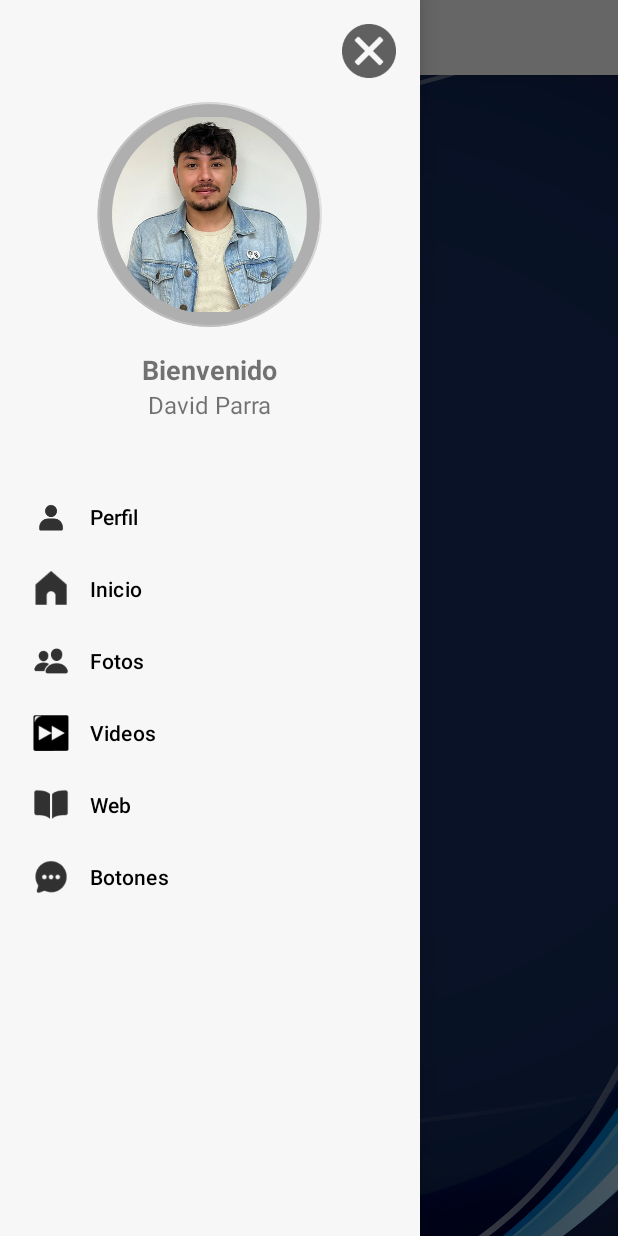
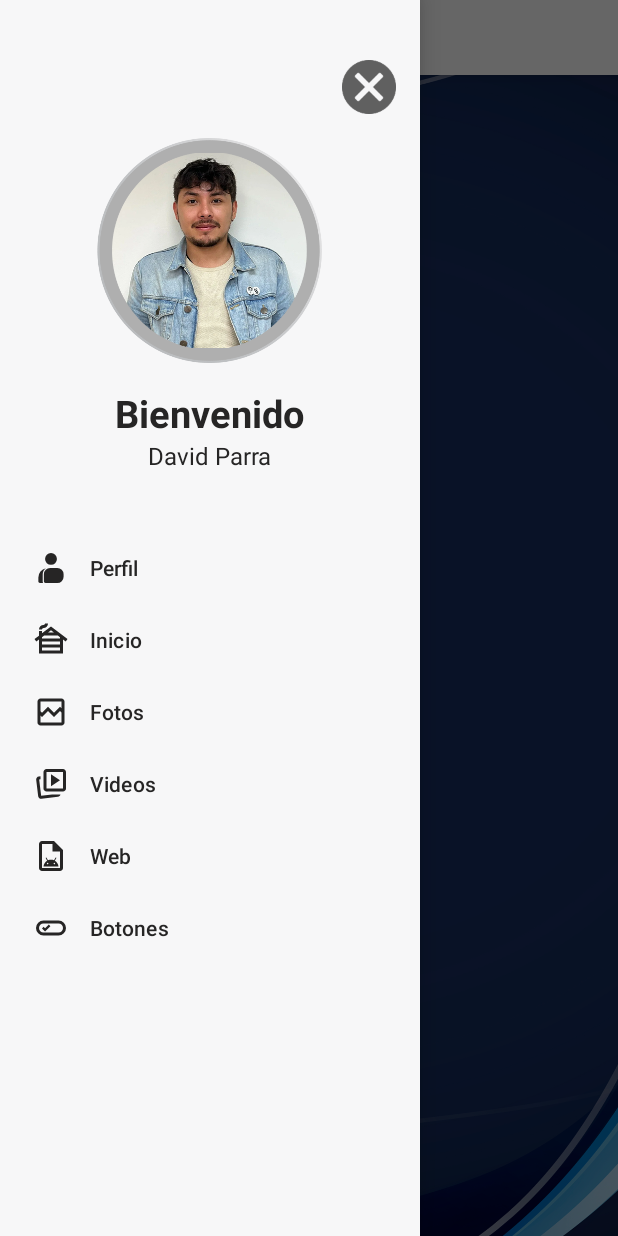
Before and after one commit to Davidhunter13/mi_app, an Android app: the InicioActivity screen opened directly, with no data from a screen before it, with the side drawer open, on a phone screen of 412 x 824 dp. Run offline under Robolectric (Android 15) with nearby library versions, the phone set to English and light mode, and no system bars.

Commit message:
ajustes en estilos del la navegación

```diff
--- a/app/build.gradle.kts
+++ b/app/build.gradle.kts
@@ -26,17 +26,18 @@ android {
             )
         }
     }
+
     compileOptions {
         sourceCompatibility = JavaVersion.VERSION_11
         targetCompatibility = JavaVersion.VERSION_11
     }
+
     kotlinOptions {
         jvmTarget = "11"
     }
 }
 
 dependencies {
-
     implementation(libs.androidx.core.ktx)
     implementation(libs.androidx.appcompat)
     implementation(libs.material)
--- /dev/null
+++ b/app/src/main/res/drawable/ic_botones.xml
@@ -0,0 +1,5 @@
+<vector xmlns:android="http://schemas.android.com/apk/res/android" android:height="24dp" android:tint="#000000" android:viewportHeight="960" android:viewportWidth="960" android:width="24dp">
+
+    <path android:fillColor="@android:color/white" android:pathData="M280,680Q197,680 138.5,621.5Q80,563 80,480Q80,397 138.5,338.5Q197,280 280,280L680,280Q763,280 821.5,338.5Q880,397 880,480Q880,563 821.5,621.5Q763,680 680,680L280,680ZM280,600L680,600Q730,600 765,565Q800,530 800,480Q800,430 765,395Q730,360 680,360L280,360Q230,360 195,395Q160,430 160,480Q160,530 195,565Q230,600 280,600ZM322,572L464,430L422,388L322,488L282,448L240,490L322,572ZM480,480L480,480Q480,480 480,480Q480,480 480,480Q480,480 480,480Q480,480 480,480L480,480Q480,480 480,480Q480,480 480,480Q480,480 480,480Q480,480 480,480Z"/>
+
+</vector>
--- /dev/null
+++ b/app/src/main/res/drawable/ic_fotos.xml
@@ -0,0 +1,5 @@
+<vector xmlns:android="http://schemas.android.com/apk/res/android" android:height="24dp" android:tint="#000000" android:viewportHeight="960" android:viewportWidth="960" android:width="24dp">
+
+    <path android:fillColor="@android:color/white" android:pathData="M200,840Q167,840 143.5,816.5Q120,793 120,760L120,200Q120,167 143.5,143.5Q167,120 200,120L760,120Q793,120 816.5,143.5Q840,167 840,200L840,760Q840,793 816.5,816.5Q793,840 760,840L200,840ZM240,503L400,343L560,503L720,343L760,383L760,200Q760,200 760,200Q760,200 760,200L200,200Q200,200 200,200Q200,200 200,200L200,463L240,503ZM200,760L760,760Q760,760 760,760Q760,760 760,760L760,496L720,456L560,616L400,456L240,616L200,576L200,760Q200,760 200,760Q200,760 200,760ZM200,760L200,760Q200,760 200,760Q200,760 200,760L200,496L200,576L200,463L200,383L200,200Q200,200 200,200Q200,200 200,200L200,200Q200,200 200,200Q200,200 200,200L200,463L200,463L200,576L200,576L200,760Q200,760 200,760Q200,760 200,760Z"/>
+
+</vector>
--- /dev/null
+++ b/app/src/main/res/drawable/ic_inicio.xml
@@ -0,0 +1,5 @@
+<vector xmlns:android="http://schemas.android.com/apk/res/android" android:height="24dp" android:tint="#000000" android:viewportHeight="960" android:viewportWidth="960" android:width="24dp">
+
+    <path android:fillColor="@android:color/white" android:pathData="M240,760L720,760L720,680L240,680L240,760ZM240,600L720,600L720,520L240,520L240,600ZM240,440L720,440L720,404L662,360L298,360L240,404L240,440ZM402,280L558,280L480,221L402,280ZM160,840L160,465L88,520L40,456L160,364L160,240L240,240L240,303L480,120L920,456L872,519L800,465L800,840L160,840ZM160,200Q160,150 195,115Q230,80 280,80Q297,80 308.5,68.5Q320,57 320,40L400,40Q400,90 365,125Q330,160 280,160Q263,160 251.5,171.5Q240,183 240,200L160,200Z"/>
+
+</vector>
--- /dev/null
+++ b/app/src/main/res/drawable/ic_perfil.xml
@@ -0,0 +1,5 @@
+<vector xmlns:android="http://schemas.android.com/apk/res/android" android:height="24dp" android:tint="#000000" android:viewportHeight="960" android:viewportWidth="960" android:width="24dp">
+
+    <path android:fillColor="@android:color/white" android:pathData="M185,880Q168,880 155.5,867.5Q143,855 143,838L143,733Q143,643 199,574Q255,505 343,486Q303,514 281,556.5Q259,599 259,648L259,838Q259,849 262,860Q265,871 272,880L185,880ZM332,880Q315,880 302.5,867.5Q290,855 290,838L290,648Q290,578 339.5,529Q389,480 459,480L648,480Q718,480 767,529Q816,578 816,648L816,712Q816,782 767,831Q718,880 648,880L332,880ZM480,396Q414,396 368,350Q322,304 322,238Q322,172 368,126Q414,80 480,80Q546,80 592,126Q638,172 638,238Q638,304 592,350Q546,396 480,396Z"/>
+
+</vector>
--- /dev/null
+++ b/app/src/main/res/drawable/ic_videos.xml
@@ -0,0 +1,5 @@
+<vector xmlns:android="http://schemas.android.com/apk/res/android" android:height="24dp" android:tint="#000000" android:viewportHeight="960" android:viewportWidth="960" android:width="24dp">
+
+    <path android:fillColor="@android:color/white" android:pathData="M480,540L720,380L480,220L480,540ZM508,760L732,760Q725,786 708,802Q691,818 664,822L228,875Q195,880 168.5,859.5Q142,839 138,806L85,369Q81,336 101,310Q121,284 154,280L200,274L200,354L164,359Q164,359 164,359Q164,359 164,359L218,796Q218,796 218,796Q218,796 218,796L508,760ZM360,680Q327,680 303.5,656.5Q280,633 280,600L280,160Q280,127 303.5,103.5Q327,80 360,80L800,80Q833,80 856.5,103.5Q880,127 880,160L880,600Q880,633 856.5,656.5Q833,680 800,680L360,680ZM360,600L800,600Q800,600 800,600Q800,600 800,600L800,160Q800,160 800,160Q800,160 800,160L360,160Q360,160 360,160Q360,160 360,160L360,600Q360,600 360,600Q360,600 360,600ZM580,380Q580,380 580,380Q580,380 580,380L580,380Q580,380 580,380Q580,380 580,380L580,380Q580,380 580,380Q580,380 580,380L580,380Q580,380 580,380Q580,380 580,380ZM218,796L218,796L218,796L218,796L218,796Q218,796 218,796Q218,796 218,796Z"/>
+
+</vector>
--- /dev/null
+++ b/app/src/main/res/drawable/ic_web.xml
@@ -0,0 +1,5 @@
+<vector xmlns:android="http://schemas.android.com/apk/res/android" android:height="24dp" android:tint="#000000" android:viewportHeight="960" android:viewportWidth="960" android:width="24dp">
+
+    <path android:fillColor="@android:color/white" android:pathData="M280,760L680,760Q676,711 650,670Q624,629 582,605L620,537Q622,533 621,528Q620,523 615,521Q611,519 606.5,520Q602,521 600,525L561,595Q541,587 521,582.5Q501,578 480,578Q459,578 439,582.5Q419,587 399,595L360,525Q358,520 353.5,520Q349,520 344,522Q344,522 340,537L378,605Q336,629 310,670Q284,711 280,760ZM390,700Q382,700 376,694Q370,688 370,680Q370,672 376,666Q382,660 390,660Q398,660 404,666Q410,672 410,680Q410,688 404,694Q398,700 390,700ZM570,700Q562,700 556,694Q550,688 550,680Q550,672 556,666Q562,660 570,660Q578,660 584,666Q590,672 590,680Q590,688 584,694Q578,700 570,700ZM240,880Q207,880 183.5,856.5Q160,833 160,800L160,160Q160,127 183.5,103.5Q207,80 240,80L560,80L800,320L800,800Q800,833 776.5,856.5Q753,880 720,880L240,880ZM520,360L520,160L240,160Q240,160 240,160Q240,160 240,160L240,800Q240,800 240,800Q240,800 240,800L720,800Q720,800 720,800Q720,800 720,800L720,360L520,360ZM240,160L240,160L240,360L240,360L240,160L240,360L240,360L240,800Q240,800 240,800Q240,800 240,800L240,800Q240,800 240,800Q240,800 240,800L240,160Q240,160 240,160Q240,160 240,160Z"/>
+
+</vector>
--- a/app/src/main/res/layout/activity_home.xml
+++ b/app/src/main/res/layout/activity_home.xml
@@ -6,7 +6,8 @@
     android:layout_width="match_parent"
     android:layout_height="match_parent"
     android:background="@drawable/fondo"
-    tools:context=".Home">
+    tools:context=".Home"
+    android:fitsSystemWindows="true">
 
     <!-- Contenedor LinearLayout -->
     <LinearLayout
@@ -40,7 +41,7 @@
             android:layout_marginBottom="16dp"
             android:text="@string/inicio_sesion"
             android:textAllCaps="true"
-            android:textColor="@android:color/white"
+            android:textColor="@color/white"
             android:textSize="25sp"
             android:textStyle="bold" />
 
@@ -59,7 +60,8 @@
                 android:layout_height="wrap_content"
                 android:hint="@string/correo"
                 android:inputType="textEmailAddress"
-                android:padding="12dp" />
+                android:padding="12dp"
+                android:textColor="@color/gris_letra" />
         </com.google.android.material.textfield.TextInputLayout>
 
         <!-- Campo de contraseña -->
@@ -76,7 +78,8 @@
                 android:layout_height="wrap_content"
                 android:hint="@string/contrasena"
                 android:inputType="textPassword"
-                android:padding="12dp" />
+                android:padding="12dp"
+                android:textColor="@color/gris_letra" />
         </com.google.android.material.textfield.TextInputLayout>
 
 
--- a/app/src/main/res/layout/inicio.xml
+++ b/app/src/main/res/layout/inicio.xml
@@ -3,7 +3,8 @@
     android:id="@+id/drawerLayout"
     android:layout_width="match_parent"
     android:layout_height="match_parent"
-    android:background="@drawable/fondo">
+    android:background="@drawable/fondo"
+    android:fitsSystemWindows="true">
 
     <!-- Contenido principal -->
     <LinearLayout
@@ -44,6 +45,7 @@
 
     <!-- Menú lateral (Drawer) -->
     <com.google.android.material.navigation.NavigationView
+        android:paddingTop="24dp"
         android:id="@+id/navView"
         android:layout_width="280dp"
         android:layout_height="match_parent"
@@ -51,6 +53,8 @@
         android:background="@color/gris_blanco"
         app:headerLayout="@layout/nav_header"
         app:menu="@menu/nav_menu"
+        app:itemTextColor="@color/gris_letra"
+        app:itemIconTint="@color/gris_letra"
         />
 
 </androidx.drawerlayout.widget.DrawerLayout>
--- a/app/src/main/res/layout/nav_header.xml
+++ b/app/src/main/res/layout/nav_header.xml
@@ -48,8 +48,9 @@
             android:layout_width="wrap_content"
             android:layout_height="wrap_content"
             android:layout_gravity="center"
+            android:textColor="@color/gris_letra"
             android:text="Bienvenido"
-            android:textSize="18sp"
+            android:textSize="25sp"
             android:textStyle="bold" />
 
         <TextView
@@ -57,6 +58,7 @@
             android:layout_width="wrap_content"
             android:layout_height="wrap_content"
             android:layout_gravity="center"
+            android:textColor="@color/gris_letra"
             android:layout_marginBottom="16dp"
             android:text="David Parra"
             android:textSize="16sp" />
--- a/app/src/main/res/values-night/themes.xml
+++ b/app/src/main/res/values-night/themes.xml
@@ -1,6 +1,6 @@
 <resources xmlns:tools="http://schemas.android.com/tools">
     <!-- Base application theme. -->
-    <style name="Theme.Mi_app" parent="Theme.MaterialComponents.DayNight.DarkActionBar">
+    <style name="Theme.Mi_app" parent="Theme.MaterialComponents.DayNight.NoActionBar">
         <!-- Primary brand color. -->
         <item name="colorPrimary">@color/purple_200</item>
         <item name="colorPrimaryVariant">@color/purple_700</item>
```
Also changed, not shown: app/src/main/res/drawable/ic_botones.png (deleted), app/src/main/res/drawable/ic_fotos.png (deleted), app/src/main/res/drawable/ic_inicio.png (deleted), app/src/main/res/drawable/ic_perfil.png (deleted), app/src/main/res/drawable/ic_videos.png (deleted), app/src/main/res/drawable/ic_web.png (deleted).
